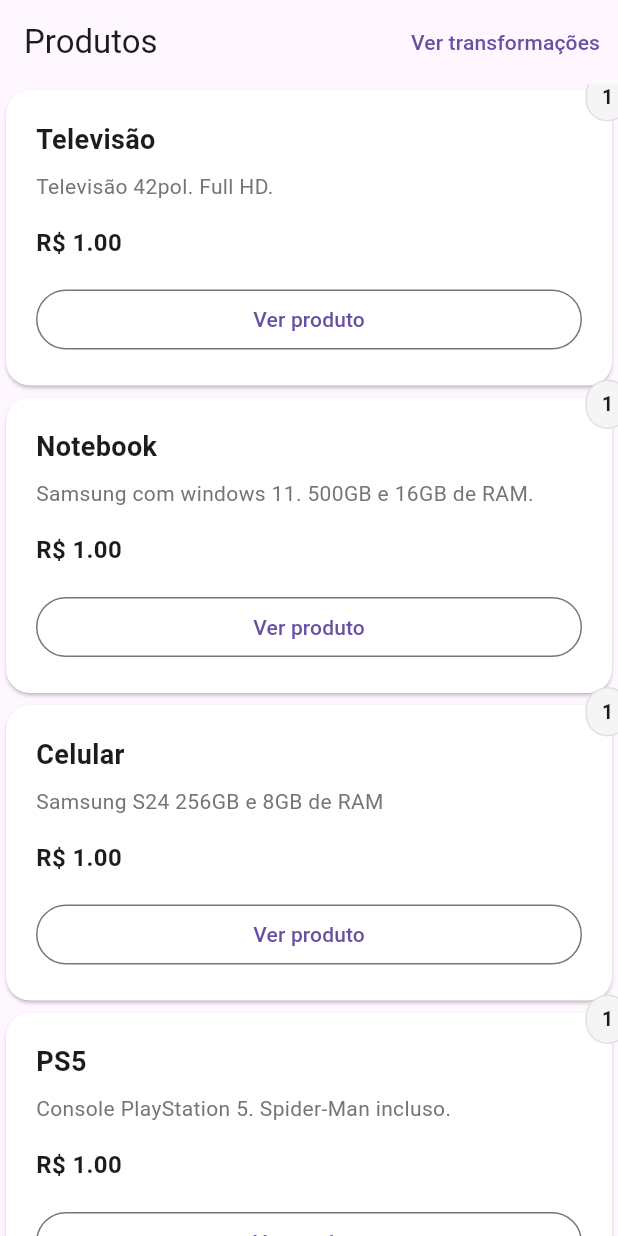
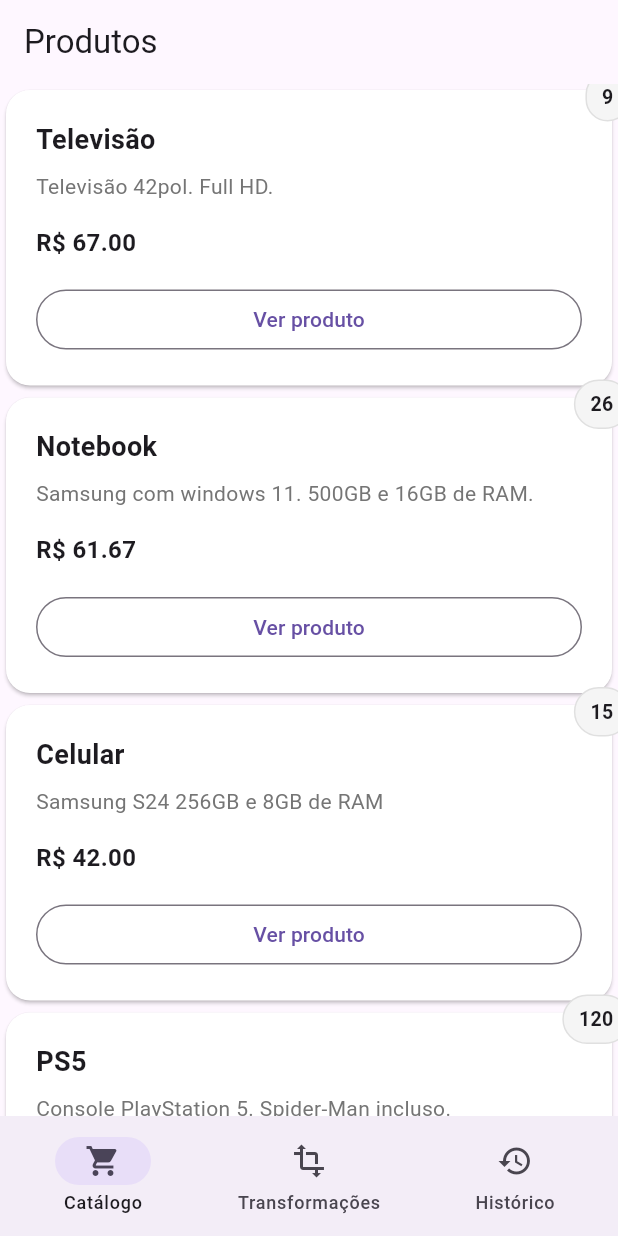
Before and after one commit to gfloriano11/mobile-development-class, a Flutter app: the screen it shows after launch, on a phone screen of 412 x 824 dp. Run offline on Flutter 3.47's test engine with Material 3 defaults, Android fonts, the phone set to English and light mode, and no system bars; our stand-ins replace flutter_tts.

Commit message:
feat: implement history page

```diff
--- a/n2/catalog/lib/main.dart
+++ b/n2/catalog/lib/main.dart
@@ -1,4 +1,5 @@
 import 'package:catalog/models/product.dart';
+import 'package:catalog/screens/lifecycle_history.dart';
 import 'package:catalog/screens/transformations.dart';
 import 'package:catalog/widgets/product_card.dart';
 import 'package:flutter/material.dart';
@@ -11,71 +12,145 @@ List<Product> list = [
   Product(
     description: "Televisão 42pol. Full HD.",
     name: "Televisão",
-    price: 1.0,
-    quantity: 1,
+    price: 67.0,
+    quantity: 9,
   ),
   Product(
     description: "Samsung com windows 11. 500GB e 16GB de RAM.",
     name: "Notebook",
-    price: 1,
-    quantity: 1,
+    price: 61.67,
+    quantity: 26,
   ),
   Product(
     description: "Samsung S24 256GB e 8GB de RAM",
     name: "Celular",
-    price: 1,
-    quantity: 1,
+    price: 42,
+    quantity: 15,
   ),
   Product(
     description: "Console PlayStation 5. Spider-Man incluso.",
     name: "PS5",
-    price: 1,
-    quantity: 1,
+    price: 67000.99,
+    quantity: 120,
   ),
 ];
 
-class MyApp extends StatelessWidget {
+class MyApp extends StatefulWidget {
   const MyApp({super.key});
 
-  void onPressed(BuildContext context) async {
-    await Navigator.push(
-      context,
-      MaterialPageRoute(builder: (context) => Transformations()),
+  @override
+  State<MyApp> createState() => _MyAppState();
+}
+
+class _MyAppState extends State<MyApp> {
+  late final AppLifecycleListener _listener;
+
+  final List<AppLifecycleState> history = [];
+
+  @override
+  void initState() {
+    super.initState();
+
+    _listener = AppLifecycleListener(
+      onStateChange: (state) {
+        debugPrint('Novo estado: $state');
+
+        setState(() {
+          history.add(state);
+        });
+      },
     );
   }
 
   @override
+  void dispose() {
+    _listener.dispose();
+    super.dispose();
+  }
+
+  @override
   Widget build(BuildContext context) {
-    return MaterialApp(title: "Catalog", home: Catalog());
+    return MaterialApp(
+      title: "Catalog",
+      home: Catalog(
+        history: history,
+      ),
+    );
   }
 }
 
-class Catalog extends StatelessWidget {
-  const Catalog({super.key});
+class Catalog extends StatefulWidget {
+  final List<AppLifecycleState> history;
+
+  const Catalog({
+    super.key,
+    required this.history,
+  });
+
+  @override
+  State<Catalog> createState() => _CatalogState();
+}
+
+class _CatalogState extends State<Catalog> {
+  int _selectedIndex = 0;
+
+  @override
+  Widget build(BuildContext context) {
+    final pages = [
+      const CatalogPage(),
+      const Transformations(),
+      LifecycleHistory(
+        history: widget.history,
+      ),
+    ];
+
+    return Scaffold(
+      body: pages[_selectedIndex],
+
+      bottomNavigationBar: NavigationBar(
+        selectedIndex: _selectedIndex,
+        onDestinationSelected: (index) {
+          setState(() {
+            _selectedIndex = index;
+          });
+        },
+        destinations: const [
+          NavigationDestination(
+            icon: Icon(Icons.shopping_cart_outlined),
+            selectedIcon: Icon(Icons.shopping_cart),
+            label: 'Catálogo',
+          ),
+          NavigationDestination(
+            icon: Icon(Icons.transform_outlined),
+            selectedIcon: Icon(Icons.transform),
+            label: 'Transformações',
+          ),
+          NavigationDestination(
+            icon: Icon(Icons.history_outlined),
+            selectedIcon: Icon(Icons.history),
+            label: 'Histórico',
+          ),
+        ],
+      ),
+    );
+  }
+}
+
+class CatalogPage extends StatelessWidget {
+  const CatalogPage({super.key});
 
   @override
   Widget build(BuildContext context) {
     return Scaffold(
       appBar: AppBar(
         title: const Text('Produtos'),
-        actions: [
-          TextButton(
-            onPressed: () {
-              Navigator.push(
-                context,
-                MaterialPageRoute(
-                  builder: (context) => const Transformations(),
-                ),
-              );
-            },
-            child: const Text('Ver transformações'),
-          ),
-        ],
       ),
       body: ListView.builder(
         itemCount: list.length,
         itemBuilder: (context, index) {
-          return ProductCard(product: list[index]);
+          return ProductCard(
+            product: list[index],
+          );
         },
       ),
     );
```
Also changed, not shown: n2/catalog/lib/screens/lifecycle_history.dart (added, +37 -0 lines).
